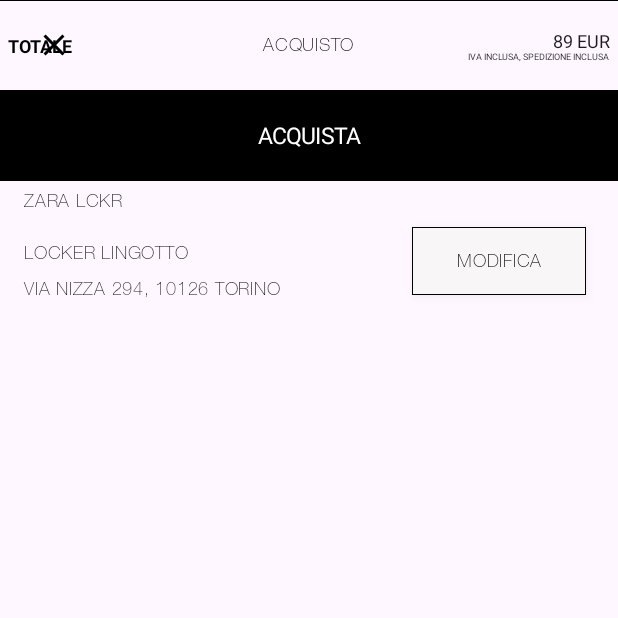
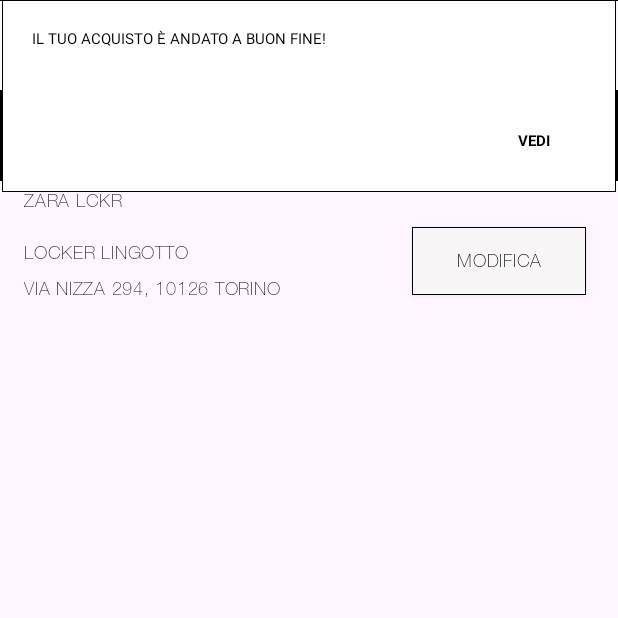
Before and after one commit to GiadaFerreri/ProgettoLocker, an Android app built with Jetpack Compose: the composable Acquisto shown on its own in the app's theme, after a tap on "ACQUISTA", on a phone screen of 412 x 824 dp, the top half of it. Run offline under Robolectric (Android 15) with nearby library versions, the phone set to English and light mode, and no system bars; our stand-ins replace Firebase (no records; nobody signed in at launch, a user with empty details on screens opened directly), accompanist; libraries missing offline, so code that uses them is left out: org.checkerframework.framework.

Commit message:
Alcune modifiche pagine

```diff
--- a/app/src/main/java/it/polito/progettolocker/graphic/FooterTotal.kt
+++ b/app/src/main/java/it/polito/progettolocker/graphic/FooterTotal.kt
@@ -7,12 +7,16 @@ import androidx.compose.foundation.layout.Row
 import androidx.compose.foundation.layout.fillMaxWidth
 import androidx.compose.foundation.layout.height
 import androidx.compose.foundation.layout.padding
-import androidx.compose.foundation.layout.width
 import androidx.compose.material3.Button
 import androidx.compose.material3.ButtonDefaults
 import androidx.compose.material3.Divider
 import androidx.compose.material3.Text
 import androidx.compose.runtime.Composable
+import androidx.compose.runtime.LaunchedEffect
+import androidx.compose.runtime.getValue
+import androidx.compose.runtime.mutableStateOf
+import androidx.compose.runtime.remember
+import androidx.compose.runtime.setValue
 import androidx.compose.ui.Alignment
 import androidx.compose.ui.Modifier
 import androidx.compose.ui.graphics.Color
@@ -22,9 +26,23 @@ import androidx.compose.ui.text.font.FontWeight
 import androidx.compose.ui.unit.dp
 import androidx.compose.ui.unit.sp
 import androidx.navigation.NavController
+import kotlinx.coroutines.delay
 
 @Composable
-fun FooterTotal(price: Int, navController: NavController){
+fun FooterTotal(price: Int, navController: NavController) {
+    var showFooter by remember { mutableStateOf(true) }
+    var openDialog by remember { mutableStateOf(false) }
+
+    // Coroutine per far scomparire il popup dopo qualche secondo
+    LaunchedEffect(openDialog) {
+        if (openDialog) {
+            delay(3000) // 3000 millisecondi (3 secondi)
+            showFooter = false
+            openDialog = false
+
+        }
+    }
+    if(showFooter) {
         Column(verticalArrangement = Arrangement.Bottom) {
             Divider(color = Color.Black, thickness = 0.5.dp)
             Row(
@@ -36,8 +54,10 @@ fun FooterTotal(price: Int, navController: NavController){
             ) {
                 Column(horizontalAlignment = Alignment.Start) {
                     Text(
-                    text = "TOTALE", color = Color.Black,modifier=Modifier.
-                    padding(start=5.dp), style = TextStyle(
+                        text = "TOTALE",
+                        color = Color.Black,
+                        modifier = Modifier.padding(start = 5.dp),
+                        style = TextStyle(
                             fontSize = 12.sp,
                             fontWeight = FontWeight.Bold
                         )
@@ -45,14 +65,15 @@ fun FooterTotal(price: Int, navController: NavController){
                 }
                 Column(horizontalAlignment = Alignment.End) {
                     Text(
-                    text ="$price EUR", modifier=Modifier.
-                    padding(end=5.dp),style = TextStyle(
+                        text = "$price EUR",
+                        modifier = Modifier.padding(end = 5.dp),
+                        style = TextStyle(
                             fontSize = 12.sp
                         )
                     )
                     Text(
-                        text = "IVA INCLUSA, SPEDIZIONE INCLUSA", modifier=Modifier.
-                    padding(end=5.dp),
+                        text = "IVA INCLUSA, SPEDIZIONE INCLUSA",
+                        modifier = Modifier.padding(end = 5.dp),
                         style = TextStyle(
                             fontSize = 6.sp
                         )
@@ -63,16 +84,23 @@ fun FooterTotal(price: Int, navController: NavController){
 
 
 
-        Row(modifier = Modifier
+            Row(
+                modifier = Modifier
                     .fillMaxWidth()
                     .height(60.dp),
                 verticalAlignment = Alignment.CenterVertically,
-            horizontalArrangement = Arrangement.SpaceEvenly) {
-            Button(colors = ButtonDefaults.buttonColors(Color.Black), shape= RectangleShape, modifier = Modifier
+                horizontalArrangement = Arrangement.SpaceEvenly
+            ) {
+                Button(
+                    colors = ButtonDefaults.buttonColors(Color.Black),
+                    shape = RectangleShape,
+                    modifier = Modifier
                         .padding(0.dp)
                         .fillMaxWidth()
-                .height(60.dp)
-                , onClick = {/*TODO */}, contentPadding = PaddingValues(0.dp)) {
+                        .height(60.dp),
+                    onClick = { openDialog = true },
+                    contentPadding = PaddingValues(0.dp)
+                ) {
                     Text(
                         text = "ACQUISTA",
                         color = Color.White,
@@ -85,3 +113,9 @@ fun FooterTotal(price: Int, navController: NavController){
             }
         }
     }
+
+        if(openDialog){
+            FooterWarning(text = "IL TUO ACQUISTO È ANDATO A BUON FINE!",
+                navController = navController)
+        }
+}
--- a/app/src/main/java/it/polito/progettolocker/graphic/FooterWarning.kt
+++ b/app/src/main/java/it/polito/progettolocker/graphic/FooterWarning.kt
@@ -1,24 +1,19 @@
 package it.polito.progettolocker.graphic
 
 import androidx.compose.foundation.BorderStroke
-import androidx.compose.foundation.background
 import androidx.compose.foundation.layout.Arrangement
 import androidx.compose.foundation.layout.Column
 import androidx.compose.foundation.layout.Row
 import androidx.compose.foundation.layout.fillMaxHeight
-import androidx.compose.foundation.layout.fillMaxSize
 import androidx.compose.foundation.layout.fillMaxWidth
 import androidx.compose.foundation.layout.height
 import androidx.compose.foundation.layout.padding
-import androidx.compose.foundation.layout.size
-import androidx.compose.foundation.layout.wrapContentSize
 import androidx.compose.material3.Button
 import androidx.compose.material3.ButtonDefaults
 import androidx.compose.material3.CardDefaults
 import androidx.compose.material3.OutlinedCard
 import androidx.compose.material3.Text
 import androidx.compose.runtime.Composable
-import androidx.compose.ui.Alignment
 import androidx.compose.ui.Modifier
 import androidx.compose.ui.graphics.Color
 import androidx.compose.ui.graphics.RectangleShape
@@ -63,7 +58,7 @@ fun FooterWarning(text: String, navController: NavController){
                 Row(modifier = Modifier
                     .fillMaxWidth(),horizontalArrangement = Arrangement.End){
 
-                    Button(colors = ButtonDefaults.buttonColors(containerColor = Color.Transparent),onClick = { /*TODO*/ }) {
+                    Button(colors = ButtonDefaults.buttonColors(containerColor = Color.Transparent),onClick = { navController.navigate("SpedizioniInCorso")}) {
                         Text(text="VEDI", modifier = Modifier.padding(20.dp),
                             style = TextStyle(
                             fontSize = 10.sp,
--- a/app/src/main/java/it/polito/progettolocker/views/customer/Acquisto.kt
+++ b/app/src/main/java/it/polito/progettolocker/views/customer/Acquisto.kt
@@ -11,6 +11,10 @@ import androidx.compose.foundation.layout.height
 import androidx.compose.foundation.layout.padding
 import androidx.compose.material3.Text
 import androidx.compose.runtime.Composable
+import androidx.compose.runtime.getValue
+import androidx.compose.runtime.mutableStateOf
+import androidx.compose.runtime.remember
+import androidx.compose.runtime.setValue
 import androidx.compose.ui.Alignment
 import androidx.compose.ui.Modifier
 import androidx.compose.ui.graphics.Color
@@ -25,7 +29,9 @@ import it.polito.progettolocker.graphic.HeaderX
 
 @Composable
 //seconda pagina acquisto
-fun Acquisto(mainActivity: MainActivity, navController: NavController, ){
+fun Acquisto(mainActivity: MainActivity, navController: NavController){
+    var openButton by remember { mutableStateOf(true) }
+
     Column (){
         Row(){
             HeaderX(text = "ACQUISTO", navController = navController, onClickDestination = "Carrello")
@@ -49,14 +55,17 @@ fun Acquisto(mainActivity: MainActivity, navController: NavController, ){
                     text = "LOCKER LINGOTTO\nVIA NIZZA 294, 10126 TORINO",
                     modifier = Modifier.padding(16.dp, 5.dp))
             }
-            Column(Modifier.weight(1f)
-            ) {
-                Buttons("MODIFICA",
-                    onClickHandler = { navController.navigate("AcquistoLocker",) })
+            if(openButton){
+                Column(Modifier.weight(1f)
+                ) {
+                    Buttons("MODIFICA",
+                        onClickHandler = { navController.navigate("AcquistoLocker",) })
+                }
             }
+
         }
     }
-    FooterTotal(price = 89, navController = navController )
+    FooterTotal(price = 89, navController = navController)
 
     BackHandler (enabled = true){
         navController.navigate("AcquistoLocker")
--- a/app/src/main/java/it/polito/progettolocker/views/customer/SpedizioniInCorso.kt
+++ b/app/src/main/java/it/polito/progettolocker/views/customer/SpedizioniInCorso.kt
@@ -45,5 +45,6 @@ fun SpedizioniInCorso(mainActivity: MainActivity, navController: NavController)
             )
         }
     }
+    FooterHome(navController = navController)
 
 }
```
Lines whose indentation alone changed are shown as unchanged.
